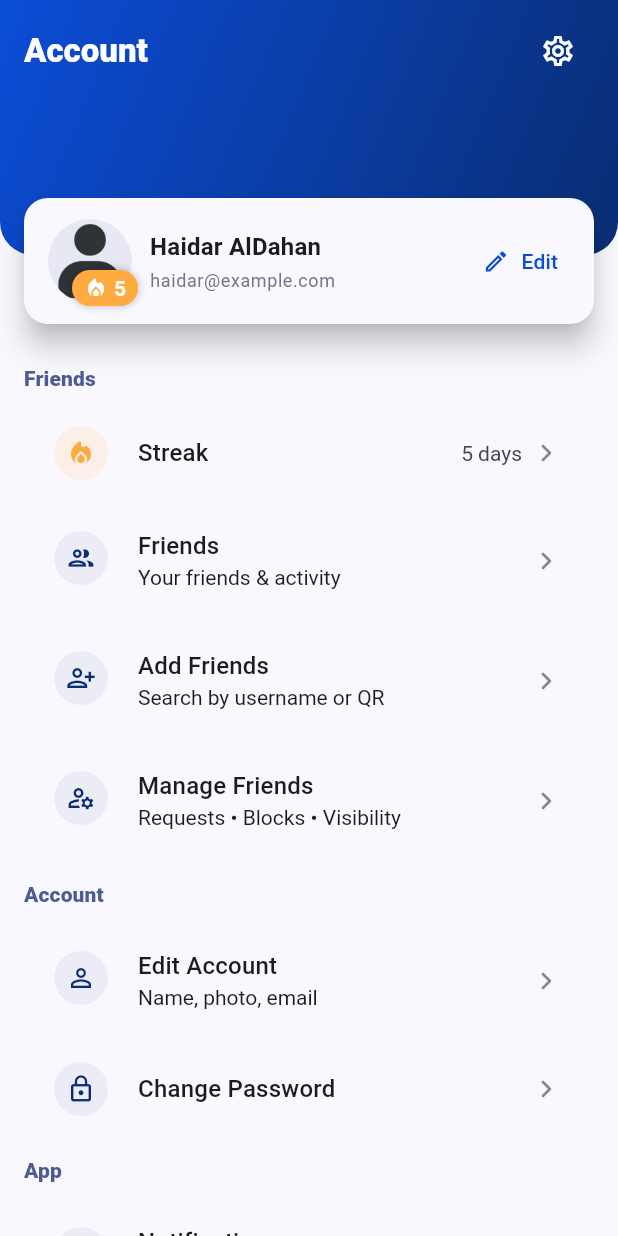
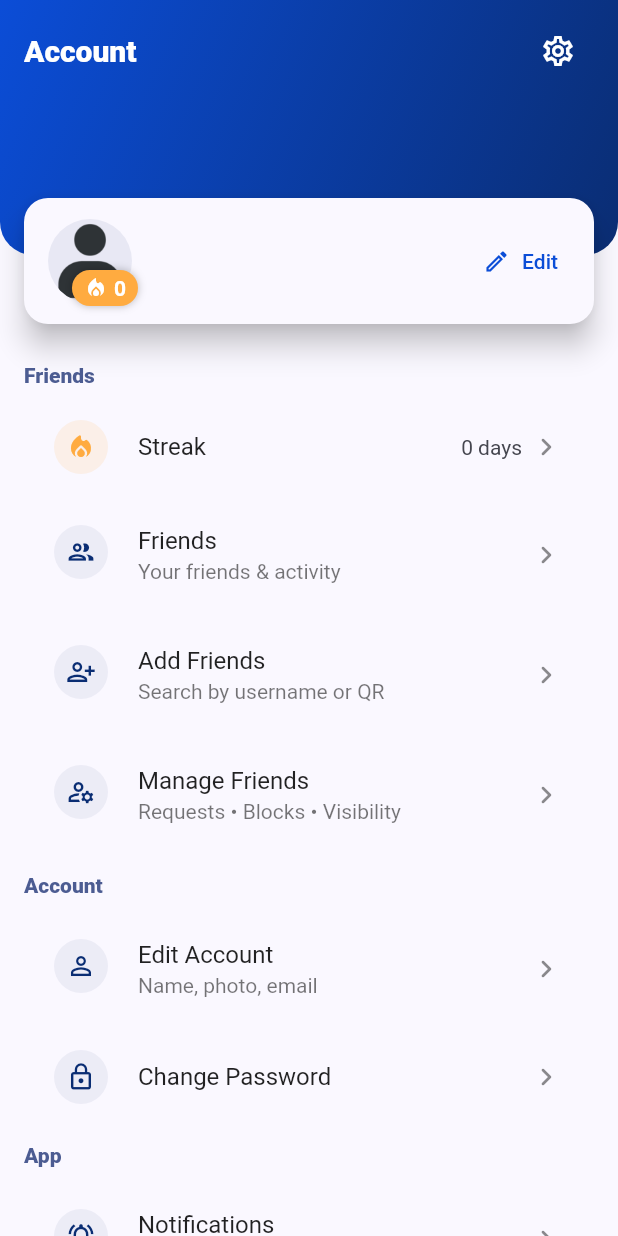
Before and after one commit to zFiora/workout-tracker, a Flutter app: the AccountPage screen opened directly, on a phone screen of 412 x 824 dp. Run offline on Flutter 3.47's test engine with Material 3 defaults, Android fonts, the phone set to English and light mode, and no system bars; our stand-ins replace flutter_secure_storage, hive, hive_flutter, image_picker, pocketbase; accounts and stored records are empty.

Commit message:
account page fetch info

```diff
--- a/lib/common/widgets/avatarPicker.dart
+++ b/lib/common/widgets/avatarPicker.dart
@@ -1,4 +1,4 @@
-import 'dart:io';
+ import 'dart:io';
 import 'package:flutter/material.dart';
 import 'package:image_picker/image_picker.dart';
 
--- /dev/null
+++ b/lib/home/account/model/accountModel.dart
@@ -0,0 +1,18 @@
+// models/account.dart
+class AccountModel {
+  final String id;            // profile record id
+  final String userId;        // _pb_users_auth_ id
+  final String displayName;
+  final String username;
+  final String email;         // from expanded user
+  final String? avatarUrl;    // full URL or null
+
+  AccountModel({
+    required this.id,
+    required this.userId,
+    required this.displayName,
+    required this.username,
+    required this.email,
+    required this.avatarUrl,
+  });
+}
--- a/lib/home/account/widgets/accountPage.dart
+++ b/lib/home/account/widgets/accountPage.dart
@@ -1,36 +1,74 @@
 import 'package:flutter/material.dart';
-// If you have this scaffold, use it (uncomment next line and swap Scaffold below).
-// import 'package:workout_tracker/common/widgets/myCustomeScaffoldView.dart';
+import 'package:provider/provider.dart';
+import 'package:workout_tracker/home/account/accountViewModel.dart';
+import 'package:workout_tracker/auth/authViewModel.dart';
+import 'package:workout_tracker/home/login/widgets/loginPage.dart';
 
-/// Your brand blues
+/// Brand blues
 const kPrimaryBlue = Color(0xFF0B4DD7);
 const kDeepBlue = Color(0xFF0A2D73);
 
 class AccountPage extends StatelessWidget {
-  const AccountPage({
-    super.key,
-    this.name = 'Haidar AlDahan',
-    this.email = 'haidar@example.com',
-    this.streakDays = 5,
-  });
-
-  final String name;
-  final String email;
-  final int streakDays;
+  const AccountPage({super.key});
 
   @override
   Widget build(BuildContext context) {
-    final scheme = Theme.of(context).colorScheme;
+    final vm = context.watch<AccountViewModel>();
 
-    // If you prefer your custom scaffold:
-    // return MyCustomeScaffoldView(
-    //   title: 'Account',
-    //   body: _Body(name: name, email: email, streakDays: streakDays),
-    // );
+
+    if (vm.account == null && !vm.loading && vm.error == null) {
+      Future.microtask(() => context.read<AccountViewModel>().load());
+    }
+
+    // Loading / first paint
+    if (vm.loading && vm.account == null) {
+      return const Scaffold(body: Center(child: CircularProgressIndicator()));
+    }
+
+    // Error state
+    if (vm.error != null) {
+      return Scaffold(
+        body: Center(
+          child: Column(
+            mainAxisSize: MainAxisSize.min,
+            children: [
+              Text(vm.error!, style: const TextStyle(color: Colors.red)),
+              const SizedBox(height: 8),
+              FilledButton(onPressed: vm.refresh, child: const Text('Retry')),
+            ],
+          ),
+        ),
+      );
+    }
+
+    final a = vm.account!;
+
+
+    final int streakDays = 0;
 
     return Scaffold(
-      backgroundColor: scheme.surface,
-      body: _Body(name: name, email: email, streakDays: streakDays),
+      backgroundColor: Theme.of(context).colorScheme.surface,
+      body: RefreshIndicator(
+        onRefresh: vm.refresh,
+        child: _Body(
+          name: a.displayName,
+          email: a.email,
+          streakDays: streakDays,
+          avatarUrl: a.avatarUrl,
+          onEditProfile: () {
+            // TODO: open edit bottom sheet / page, then call:
+            // context.read<AccountViewModel>().update(displayName: ..., username: ..., avatarFile: ...);
+          },
+          onSignOut: () async {
+            await context.read<AuthViewModel>().logout();
+            if (!context.mounted) return;
+            Navigator.of(context).pushAndRemoveUntil(
+              MaterialPageRoute(builder: (_) => const LoginPage()),
+              (_) => false,
+            );
+          },
+        ),
+      ),
     );
   }
 }
@@ -40,11 +78,17 @@ class _Body extends StatelessWidget {
     required this.name,
     required this.email,
     required this.streakDays,
+    required this.avatarUrl,
+    required this.onEditProfile,
+    required this.onSignOut,
   });
 
   final String name;
   final String email;
   final int streakDays;
+  final String? avatarUrl;
+  final VoidCallback onEditProfile;
+  final VoidCallback onSignOut;
 
   @override
   Widget build(BuildContext context) {
@@ -55,13 +99,11 @@ class _Body extends StatelessWidget {
             name: name,
             email: email,
             streakDays: streakDays,
-            onEditProfile: () {
-              // TODO: push to Edit Profile screen
-              // Navigator.push(context, MaterialPageRoute(builder: (_) => const EditProfilePage()));
-            },
+            avatarUrl: avatarUrl,
+            onEditProfile: onEditProfile,
           ),
         ),
-        SliverToBoxAdapter(child: const SizedBox(height: 60)),
+        const SliverToBoxAdapter(child: SizedBox(height: 60)),
 
         // Friends section
         SliverToBoxAdapter(
@@ -73,33 +115,25 @@ class _Body extends StatelessWidget {
                 iconColor: Colors.orangeAccent,
                 title: 'Streak',
                 value: '$streakDays days',
-                onTap: () {
-                  // TODO: open streak details
-                },
+                onTap: () {},
               ),
               _Tile(
                 icon: Icons.group_outlined,
                 title: 'Friends',
                 subtitle: 'Your friends & activity',
-                onTap: () {
-                  // TODO: open friends list
-                },
+                onTap: () {},
               ),
               _Tile(
                 icon: Icons.person_add_alt_1_outlined,
                 title: 'Add Friends',
                 subtitle: 'Search by username or QR',
-                onTap: () {
-                  // TODO: add friend flow
-                },
+                onTap: () {},
               ),
               _Tile(
                 icon: Icons.manage_accounts_outlined,
                 title: 'Manage Friends',
                 subtitle: 'Requests • Blocks • Visibility',
-                onTap: () {
-                  // TODO: manage friends
-                },
+                onTap: () {},
               ),
             ],
           ),
@@ -114,16 +148,12 @@ class _Body extends StatelessWidget {
                 icon: Icons.person_outline,
                 title: 'Edit Account',
                 subtitle: 'Name, photo, email',
-                onTap: () {
-                  // TODO: edit account
-                },
+                onTap: onEditProfile,
               ),
               _Tile(
                 icon: Icons.lock_outline,
                 title: 'Change Password',
-                onTap: () {
-                  // TODO: password flow
-                },
+                onTap: () {},
               ),
             ],
           ),
@@ -138,31 +168,23 @@ class _Body extends StatelessWidget {
                 icon: Icons.notifications_active_outlined,
                 title: 'Notifications',
                 subtitle: 'Reminders & workout alerts',
-                onTap: () {
-                  // TODO: open notifications settings
-                },
+                onTap: () {},
               ),
               _SwitchTile(
                 icon: Icons.dark_mode_outlined,
                 title: 'Dark Mode',
                 initialValue: Theme.of(context).brightness == Brightness.dark,
-                onChanged: (v) {
-                  // TODO: hook into your theme/provider
-                },
+                onChanged: (v) {},
               ),
               _Tile(
                 icon: Icons.verified_user_outlined,
                 title: 'Privacy & Data',
-                onTap: () {
-                  // TODO: privacy screen
-                },
+                onTap: () {},
               ),
               _Tile(
                 icon: Icons.cloud_download_outlined,
                 title: 'Export Data',
-                onTap: () {
-                  // TODO: export user data
-                },
+                onTap: () {},
               ),
             ],
           ),
@@ -180,16 +202,12 @@ class _Body extends StatelessWidget {
                     _Tile(
                       icon: Icons.help_outline,
                       title: 'FAQ & Support',
-                      onTap: () {
-                        // TODO: help
-                      },
+                      onTap: () {},
                     ),
                     _Tile(
                       icon: Icons.star_border_rounded,
                       title: 'Rate the App',
-                      onTap: () {
-                        // TODO: open store listing
-                      },
+                      onTap: () {},
                     ),
                   ],
                 ),
@@ -197,9 +215,7 @@ class _Body extends StatelessWidget {
                 _DangerTile(
                   icon: Icons.logout_rounded,
                   title: 'Sign out',
-                  onTap: () async {
-                    // TODO: sign out, clear tokens, navigate to login
-                  },
+                  onTap: onSignOut,
                 ),
                 const SizedBox(height: 24),
                 Text(
@@ -223,18 +239,25 @@ class _Header extends StatelessWidget {
     required this.name,
     required this.email,
     required this.streakDays,
+    required this.avatarUrl,
     required this.onEditProfile,
   });
 
   final String name;
   final String email;
   final int streakDays;
+  final String? avatarUrl;
   final VoidCallback onEditProfile;
 
   @override
   Widget build(BuildContext context) {
     final scheme = Theme.of(context).colorScheme;
     final text = Theme.of(context).textTheme;
+
+    final ImageProvider avatarProvider =
+        (avatarUrl != null && avatarUrl!.isNotEmpty)
+        ? NetworkImage(avatarUrl!)
+        : const AssetImage('assets/logo/default_avatar.png');
 
     return Stack(
       clipBehavior: Clip.none,
@@ -269,10 +292,7 @@ class _Header extends StatelessWidget {
                       CircleAvatar(
                         radius: 28,
                         backgroundColor: scheme.primary.withOpacity(.1),
-                        backgroundImage: const AssetImage(
-                          // TODO: replace with user photo, or NetworkImage
-                          'assets/logo/default_avatar.png',
-                        ),
+                        backgroundImage: avatarProvider,
                         child: const Icon(
                           Icons.person,
                           color: Colors.white,
@@ -369,9 +389,7 @@ class _Header extends StatelessWidget {
                 ),
                 const Spacer(),
                 IconButton(
-                  onPressed: () {
-                    // Optional settings overflow
-                  },
+                  onPressed: () {},
                   icon: const Icon(
                     Icons.settings_outlined,
                     color: Colors.white,
--- a/pubspec.yaml
+++ b/pubspec.yaml
@@ -42,6 +42,7 @@ dependencies:
   flutter_secure_storage: ^9.2.2
   image_picker: ^1.0.7
   http: ^1.2.1
+  shared_preferences: ^2.2.2
 
 dev_dependencies:
   flutter_test:
```
Also changed, not shown: lib/auth/authService.dart (+38 -27 lines), lib/core/pb.dart (+8 -4 lines), lib/home/account/accountReposirtry.dart (added, +143 -0 lines), lib/home/account/accountViewModel.dart (added, +80 -0 lines), lib/main.dart (+33 -20 lines), pubspec.lock, 1 other file.
